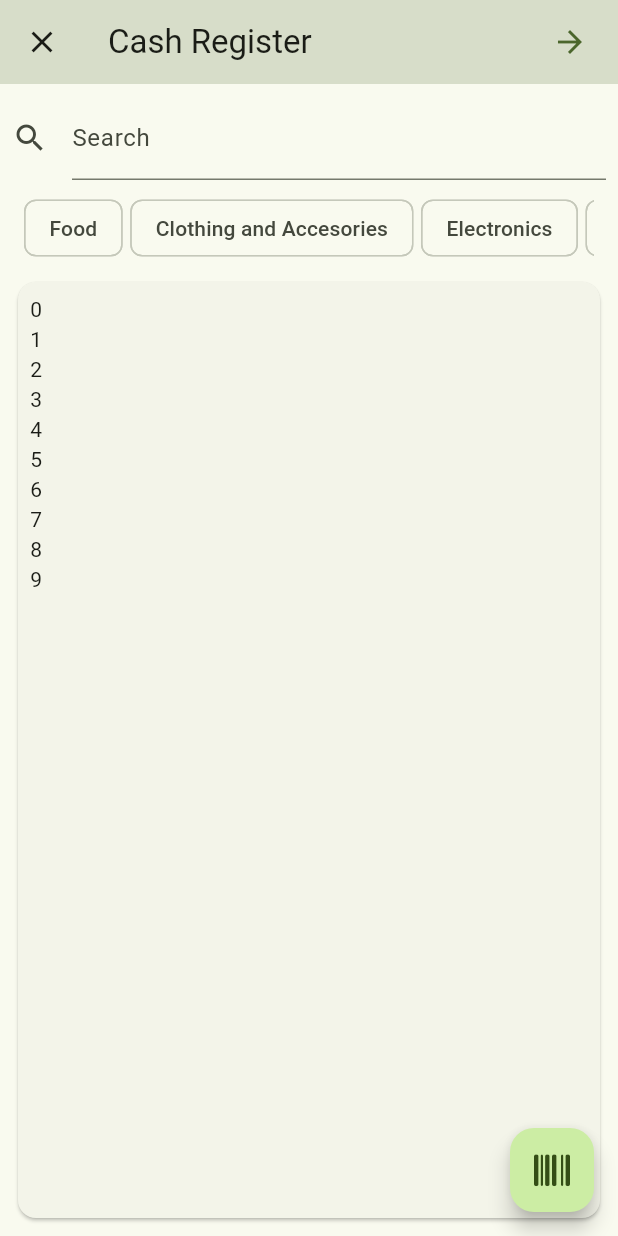
After one commit to CerberusProgrammer/mini_store, a Flutter app: the screen it shows after launch, after a tap on an icon or button, on a phone screen of 412 x 824 dp. The commit adds this screen. Run offline on Flutter 3.47's test engine with Material 2 defaults, Android fonts, the phone set to English and light mode, and no system bars; our stand-ins replace adaptive_theme, carousel_slider, dots_indicator, draggable_home, file_picker, font_awesome_flutter and 2 more; missing offline and left inert: pluto_grid, qrscan.

Commit message:
New chas register option.

```diff
--- a/lib/dashboard/dashboard.dart
+++ b/lib/dashboard/dashboard.dart
@@ -1,5 +1,7 @@
 import 'package:flutter/material.dart';
+import 'package:font_awesome_flutter/font_awesome_flutter.dart';
 import 'package:mini_store/add_product.dart';
+import 'package:mini_store/dashboard/shopping_cart.dart';
 
 class Dashboard extends StatelessWidget {
   final bool mode;
@@ -12,16 +14,20 @@ class Dashboard extends StatelessWidget {
   @override
   Widget build(BuildContext context) {
     return LayoutBuilder(builder: (builder, constraints) {
-      return mode ? editMode(context) : viewMode(constraints);
+      return mode ? editMode(context) : viewMode(context);
     });
   }
 
-  Widget viewMode(BoxConstraints constraints) {
+  Widget viewMode(BuildContext context) {
     return SafeArea(
       child: Scaffold(
         floatingActionButton: FloatingActionButton(
-          onPressed: () {},
-          child: const Icon(Icons.add),
+          onPressed: () {
+            Navigator.push(context, MaterialPageRoute(builder: (builder) {
+              return const ShoppingCart();
+            }));
+          },
+          child: const FaIcon(FontAwesomeIcons.cashRegister),
         ),
       ),
     );
--- /dev/null
+++ b/lib/dashboard/payment.dart
@@ -0,0 +1,12 @@
+import 'package:flutter/material.dart';
+
+class Payment extends StatelessWidget {
+  const Payment({super.key});
+
+  @override
+  Widget build(BuildContext context) {
+    return Scaffold(
+      appBar: AppBar(),
+    );
+  }
+}
--- /dev/null
+++ b/lib/dashboard/shopping_cart.dart
@@ -0,0 +1,85 @@
+import 'package:flutter/material.dart';
+import 'package:font_awesome_flutter/font_awesome_flutter.dart';
+import 'package:mini_store/dashboard/payment.dart';
+import 'package:mini_store/data/categories.dart';
+
+class ShoppingCart extends StatelessWidget {
+  const ShoppingCart({super.key});
+
+  @override
+  Widget build(BuildContext context) {
+    return Scaffold(
+      appBar: AppBar(
+        backgroundColor: Theme.of(context).colorScheme.primary.withAlpha(50),
+        title: const Text('Cash Register'),
+        leading: IconButton(
+          icon: const Icon(Icons.close),
+          onPressed: () {
+            Navigator.pop(context);
+          },
+        ),
+        actions: [
+          Padding(
+            padding: const EdgeInsets.all(8.0),
+            child: IconButton(
+                color: Theme.of(context).colorScheme.primary,
+                onPressed: () {
+                  Navigator.push(context, MaterialPageRoute(builder: (builder) {
+                    return const Payment();
+                  }));
+                },
+                icon: const Icon(
+                  Icons.arrow_forward,
+                )),
+          )
+        ],
+      ),
+      body: Padding(
+        padding: const EdgeInsets.all(8.0),
+        child: Column(
+          children: [
+            const TextField(
+              decoration: InputDecoration(
+                  label: Text('Search'), icon: Icon(Icons.search)),
+            ),
+            Padding(
+              padding: const EdgeInsets.all(8.0),
+              child: SingleChildScrollView(
+                scrollDirection: Axis.horizontal,
+                child: Row(
+                  children: List.generate(categories.length, (index) {
+                    return Padding(
+                      padding: const EdgeInsets.only(right: 5),
+                      child: Chip(
+                        label: Text(
+                          categories[index].name,
+                        ),
+                      ),
+                    );
+                  }),
+                ),
+              ),
+            ),
+            Expanded(
+              child: Card(
+                child: Padding(
+                  padding: const EdgeInsets.all(8.0),
+                  child: ListView.builder(
+                      itemCount: 10,
+                      shrinkWrap: true,
+                      itemBuilder: ((context, index) {
+                        return Text('$index');
+                      })),
+                ),
+              ),
+            )
+          ],
+        ),
+      ),
+      floatingActionButton: FloatingActionButton(
+        onPressed: () {},
+        child: const FaIcon(FontAwesomeIcons.barcode),
+      ),
+    );
+  }
+}
--- a/pubspec.yaml
+++ b/pubspec.yaml
@@ -27,6 +27,7 @@ dependencies:
   image_picker: ^0.8.7+4
   file_picker: ^5.2.10
   qrscan: ^0.3.3
+  font_awesome_flutter: ^10.4.0
 
 dev_dependencies:
   flutter_test:
```
Also changed, not shown: pubspec.lock.
